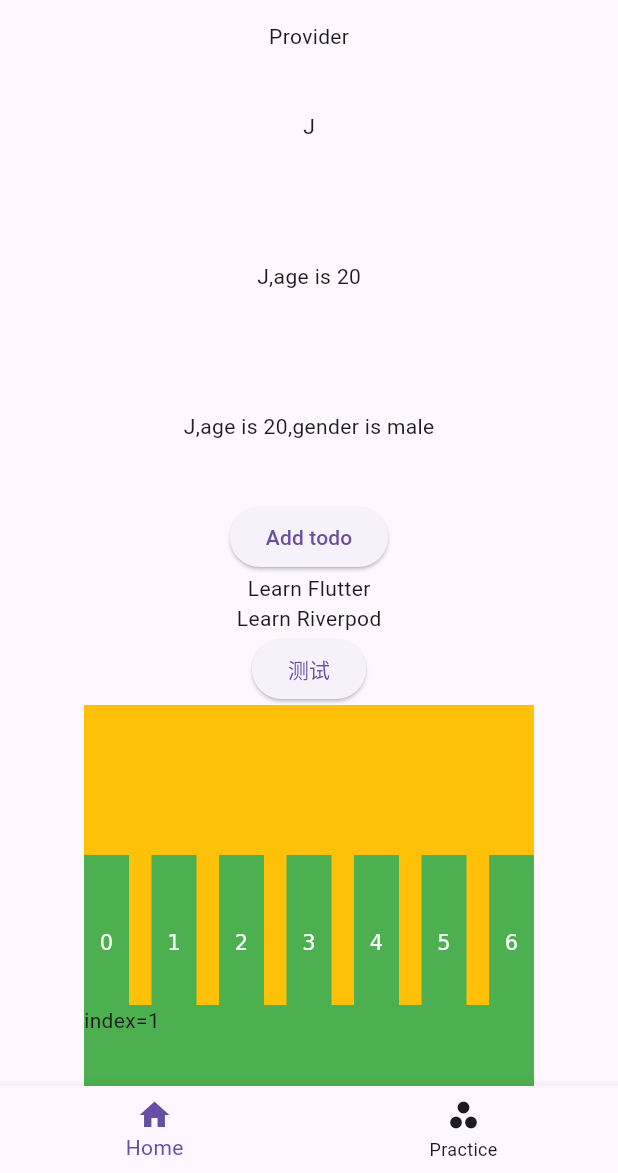
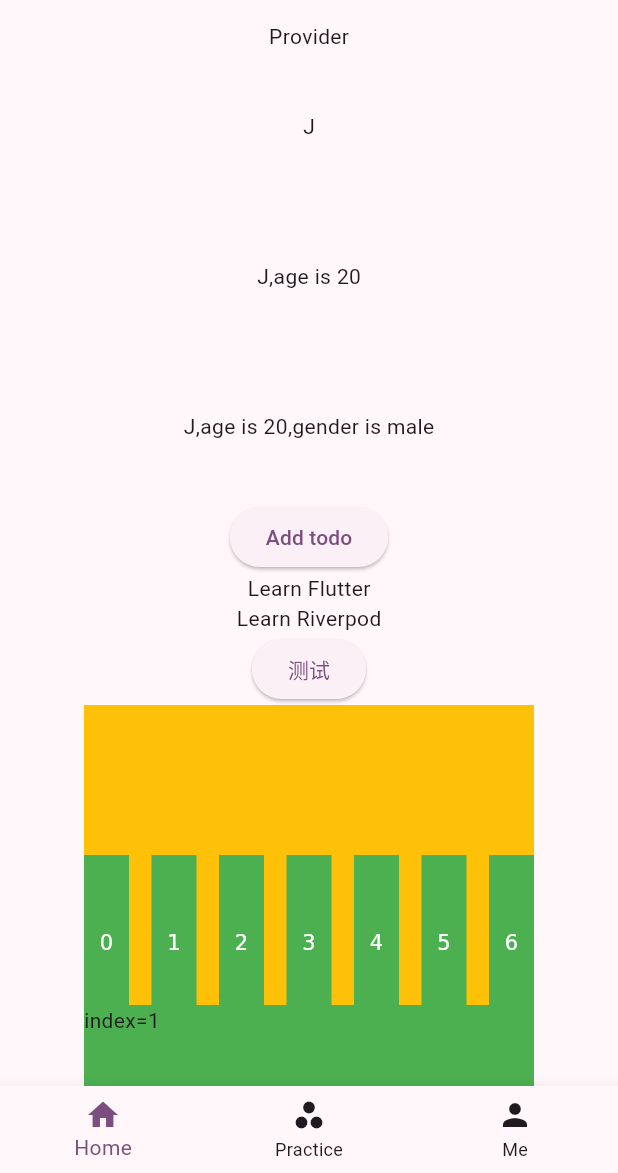
Before and after one commit to student9128/riverpod_study, a Flutter app: the screen it shows after launch, on a phone screen of 412 x 824 dp, the part 63-1236 px from its top. Run offline on Flutter 3.47's test engine with Material 3 defaults, Android fonts, the phone set to English and light mode, and no system bars; our stand-ins replace flutter_riverpod, freezed_annotation, hive, hooks_riverpod, logger, riverpod_annotation; accounts and stored records are empty; generated files the repository leaves out were written again.

Commit message:
add change themes & observer provider

```diff
--- a/lib/main.dart
+++ b/lib/main.dart
@@ -1,17 +1,42 @@
 import 'package:flutter/material.dart';
 import 'package:flutter_riverpod/flutter_riverpod.dart';
+import 'package:hive/hive.dart';
+import 'package:path_provider/path_provider.dart';
 import 'package:riverpod_annotation/riverpod_annotation.dart';
 import 'package:riverpod_study/home.dart';
+import 'package:riverpod_study/log.dart';
+import 'package:riverpod_study/me.dart';
+import 'package:riverpod_study/me/theme_controller.dart';
 import 'package:riverpod_study/practice.dart';
+import 'package:riverpod_study/ui/themes.dart';
 part 'main.g.dart';
 @riverpod
 String helloWorld(HelloWorldRef ref) {
   return 'Hello world';
 }
-void main() {
-  runApp(ProviderScope(child: MaterialApp(
-    theme: ThemeData(useMaterial3: true),
-    home: const MyHomePage(),)));
+void main() async{
+  WidgetsFlutterBinding.ensureInitialized();
+final dir = await getApplicationDocumentsDirectory();
+debugPrint("Hello,dir=$dir");
+Hive.init(dir.path);
+  runApp(ProviderScope(
+    observers: [ProvidersLogger()],
+      child:const TheApp() ));
+}
+
+class TheApp extends ConsumerWidget {
+  const TheApp({super.key});
+
+  @override
+  Widget build(BuildContext context, WidgetRef ref) {
+    final String themeMode = ref.watch(asyncThemeNotifierProvider).value??lightMode;
+    final Color color= ref.watch(themeColorNotifierProvider);
+    debugPrint("themeMode===$themeMode");
+    return MaterialApp(
+      themeMode: themeMode==lightMode?ThemeMode.light:ThemeMode.dark,
+      theme: themeMode==lightMode?ThemeData(useMaterial3: true,colorScheme:ColorScheme.fromSeed(seedColor: color)):AppTheme.darkTheme,
+      home: const MyHomePage(),);
+  }
 }
 class MyApp extends ConsumerWidget {
   const MyApp({super.key});
@@ -19,7 +44,16 @@ class MyApp extends ConsumerWidget {
   @override
   Widget build(BuildContext context, WidgetRef ref) {
     final String value = ref.watch(helloWorldProvider);
-    return MaterialApp(home: Scaffold(appBar: AppBar(title: Text('data'),),body: Center(child: Text(value),),),);
+    return MaterialApp(
+      home: Scaffold(
+        appBar: AppBar(
+          title: Text('data'),
+        ),
+        body: Center(
+          child: Text(value),
+        ),
+      ),
+    );
     return MaterialApp(home: Scaffold(appBar: AppBar(title: Text('data'),),body: Center(child: Text(value),),),);
   }
 
@@ -131,7 +165,7 @@ class _MyHomePageState extends State<MyHomePage> {
       return Scaffold(
         body: PageView(
           controller: _pageController,
-          children: [HomePage(), PracticePage()],
+          children: const [HomePage(), PracticePage(),MePage()],
           onPageChanged: (index){
             ref.read(bottomTabStateProvider.notifier).setCurrentIndex(index);
           },
@@ -146,10 +180,12 @@ class _MyHomePageState extends State<MyHomePage> {
             unselectedItemColor:
                 Theme.of(context).colorScheme.onSurface, // 未选中项颜色
             backgroundColor: Theme.of(context).colorScheme.surface,
-            items: [
+            items: const [
               BottomNavigationBarItem(icon: Icon(Icons.home), label: 'Home'),
               BottomNavigationBarItem(
-                  icon: Icon(Icons.spoke), label: 'Practice')
+                  icon: Icon(Icons.spoke), label: 'Practice'),
+              BottomNavigationBarItem(
+                  icon: Icon(Icons.person), label: 'Me')
             ]),
       );
     });
--- a/lib/ui/themes.dart
+++ b/lib/ui/themes.dart
@@ -0,0 +1,129 @@
+import 'package:flutter/material.dart';
+
+const String themeBoxKey = 'theme';
+const String lightMode = 'light';
+const String darkMode = 'dark';
+
+const Color white = Colors.white;
+const Color black = Colors.black;
+final Color yellow = Colors.yellow.shade800;
+
+class AppTheme{
+
+  static final ThemeData lightTheme=ThemeData(
+    useMaterial3: true,
+    colorScheme: _colorSchemeLightM3
+  );
+  static final ThemeData darkTheme=ThemeData(
+      useMaterial3: true,
+      colorScheme: _colorSchemeDarkM3
+  );
+  static const ColorScheme _colorSchemeLightM3 = ColorScheme(
+    brightness: Brightness.light,
+    primary: Color(0xFF6750A4),
+    onPrimary: Color(0xFFFFFFFF),
+    primaryContainer: Color(0xFFEADDFF),
+    onPrimaryContainer: Color(0xFF21005D),
+    primaryFixed: Color(0xFFEADDFF),
+    primaryFixedDim: Color(0xFFD0BCFF),
+    onPrimaryFixed: Color(0xFF21005D),
+    onPrimaryFixedVariant: Color(0xFF4F378B),
+    secondary: Color(0xFF625B71),
+    onSecondary: Color(0xFFFFFFFF),
+    secondaryContainer: Color(0xFFE8DEF8),
+    onSecondaryContainer: Color(0xFF1D192B),
+    secondaryFixed: Color(0xFFE8DEF8),
+    secondaryFixedDim: Color(0xFFCCC2DC),
+    onSecondaryFixed: Color(0xFF1D192B),
+    onSecondaryFixedVariant: Color(0xFF4A4458),
+    tertiary: Color(0xFF7D5260),
+    onTertiary: Color(0xFFFFFFFF),
+    tertiaryContainer: Color(0xFFFFD8E4),
+    onTertiaryContainer: Color(0xFF31111D),
+    tertiaryFixed: Color(0xFFFFD8E4),
+    tertiaryFixedDim: Color(0xFFEFB8C8),
+    onTertiaryFixed: Color(0xFF31111D),
+    onTertiaryFixedVariant: Color(0xFF633B48),
+    error: Color(0xFFB3261E),
+    onError: Color(0xFFFFFFFF),
+    errorContainer: Color(0xFFF9DEDC),
+    onErrorContainer: Color(0xFF410E0B),
+    background: Color(0xFFFEF7FF),
+    onBackground: Color(0xFF1D1B20),
+    surface: Color(0xFFFEF7FF),
+    surfaceBright: Color(0xFFFEF7FF),
+    surfaceContainerLowest: Color(0xFFFFFFFF),
+    surfaceContainerLow: Color(0xFFF7F2FA),
+    surfaceContainer: Color(0xFFF3EDF7),
+    surfaceContainerHigh: Color(0xFFECE6F0),
+    surfaceContainerHighest: Color(0xFFE6E0E9),
+    surfaceDim: Color(0xFFDED8E1),
+    onSurface: Color(0xFF1D1B20),
+    surfaceVariant: Color(0xFFE7E0EC),
+    onSurfaceVariant: Color(0xFF49454F),
+    outline: Color(0xFF79747E),
+    outlineVariant: Color(0xFFCAC4D0),
+    shadow: Color(0xFF000000),
+    scrim: Color(0xFF000000),
+    inverseSurface: Color(0xFF322F35),
+    onInverseSurface: Color(0xFFF5EFF7),
+    inversePrimary: Color(0xFFD0BCFF),
+    // The surfaceTint color is set to the same color as the primary.
+    surfaceTint: Color(0xFF6750A4),
+  );
+
+  static const ColorScheme _colorSchemeDarkM3 = ColorScheme(
+    brightness: Brightness.dark,
+    primary: Color(0xFFD0BCFF),
+    onPrimary: Color(0xFF381E72),
+    primaryContainer: Color(0xFF4F378B),
+    onPrimaryContainer: Color(0xFFEADDFF),
+    primaryFixed: Color(0xFFEADDFF),
+    primaryFixedDim: Color(0xFFD0BCFF),
+    onPrimaryFixed: Color(0xFF21005D),
+    onPrimaryFixedVariant: Color(0xFF4F378B),
+    secondary: Color(0xFFCCC2DC),
+    onSecondary: Color(0xFF332D41),
+    secondaryContainer: Color(0xFF4A4458),
+    onSecondaryContainer: Color(0xFFE8DEF8),
+    secondaryFixed: Color(0xFFE8DEF8),
+    secondaryFixedDim: Color(0xFFCCC2DC),
+    onSecondaryFixed: Color(0xFF1D192B),
+    onSecondaryFixedVariant: Color(0xFF4A4458),
+    tertiary: Color(0xFFEFB8C8),
+    onTertiary: Color(0xFF492532),
+    tertiaryContainer: Color(0xFF633B48),
+    onTertiaryContainer: Color(0xFFFFD8E4),
+    tertiaryFixed: Color(0xFFFFD8E4),
+    tertiaryFixedDim: Color(0xFFEFB8C8),
+    onTertiaryFixed: Color(0xFF31111D),
+    onTertiaryFixedVariant: Color(0xFF633B48),
+    error: Color(0xFFF2B8B5),
+    onError: Color(0xFF601410),
+    errorContainer: Color(0xFF8C1D18),
+    onErrorContainer: Color(0xFFF9DEDC),
+    background: Color(0xFF141218),
+    onBackground: Color(0xFFE6E0E9),
+    surface: Color(0xFF141218),
+    surfaceBright: Color(0xFF3B383E),
+    surfaceContainerLowest: Color(0xFF0F0D13),
+    surfaceContainerLow: Color(0xFF1D1B20),
+    surfaceContainer: Color(0xFF211F26),
+    surfaceContainerHigh: Color(0xFF2B2930),
+    surfaceContainerHighest: Color(0xFF36343B),
+    surfaceDim: Color(0xFF141218),
+    onSurface: Color(0xFFE6E0E9),
+    surfaceVariant: Color(0xFF49454F),
+    onSurfaceVariant: Color(0xFFCAC4D0),
+    outline: Color(0xFF938F99),
+    outlineVariant: Color(0xFF49454F),
+    shadow: Color(0xFF000000),
+    scrim: Color(0xFF000000),
+    inverseSurface: Color(0xFFE6E0E9),
+    onInverseSurface: Color(0xFF322F35),
+    inversePrimary: Color(0xFF6750A4),
+    // The surfaceTint color is set to the same color as the primary.
+    surfaceTint: Color(0xFFD0BCFF),
+  );
+
+}
--- a/pubspec.yaml
+++ b/pubspec.yaml
@@ -43,6 +43,10 @@ dependencies:
   flutter_hooks: ^0.20.5
   hooks_riverpod: ^2.5.2
   go_router: ^14.2.7
+  hive: ^2.2.3
+  path_provider: ^2.1.0
+  objectbox: ^4.0.2
+  logger: ^2.4.0
 
 
 dev_dependencies:
```
Also changed, not shown: lib/home.dart (+40 -1 lines), lib/log.dart (added, +55 -0 lines), lib/me.dart (+98 -0 lines), lib/me/theme_controller.dart (+60 -0 lines), pubspec.lock.
